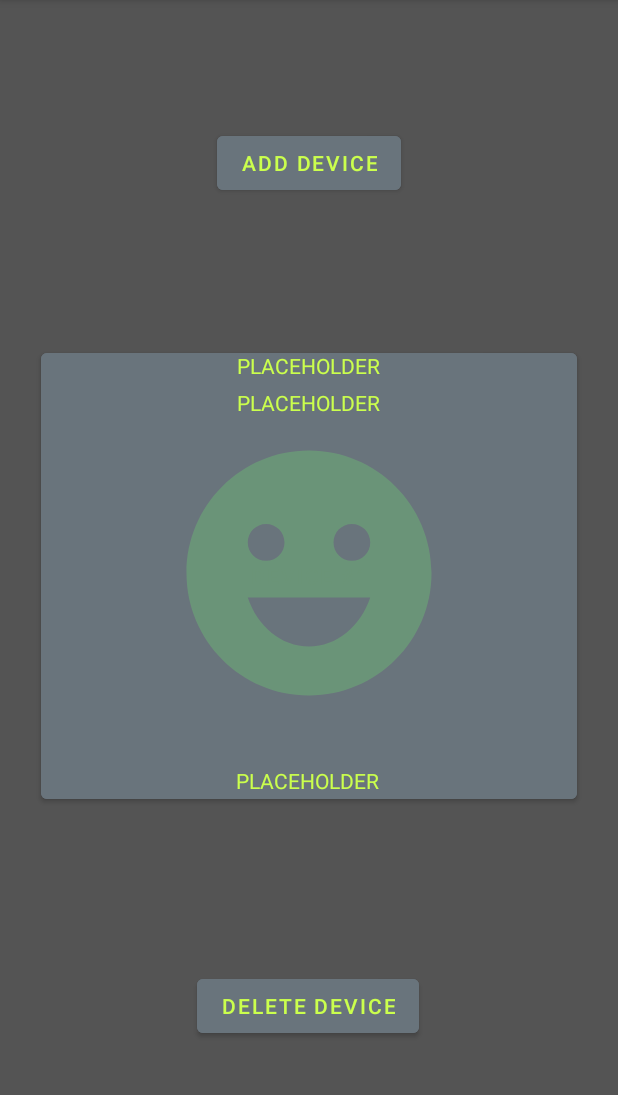
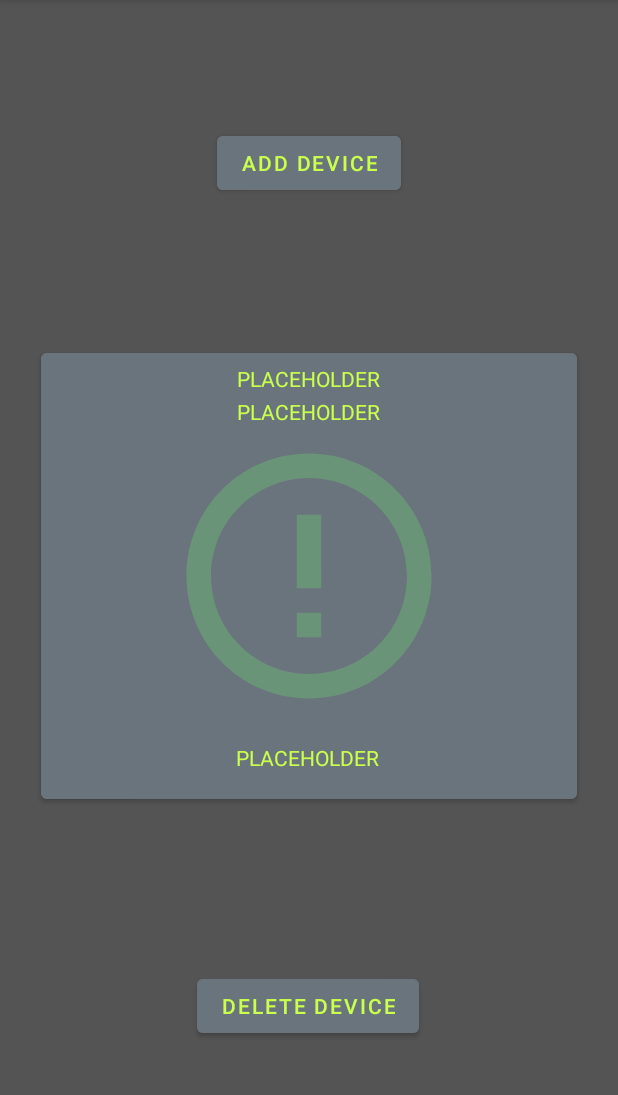
Before and after one commit to qclalo/capstone, an Android app: the OneDeviceFragment screen opened through its navigation route, on a phone screen of 412 x 824 dp, the part 84-1179 px from its top. Run offline under Robolectric (Android 15) with nearby library versions, the phone set to English and light mode, and no system bars; 8 statements that could not run were skipped.

Commit message:
updated OneDeviceFragment to hold data when changing fragments, also added functionality for two fragments using OneDeviceFragment as the controller

```diff
--- a/NEMoCoDe_App/app/build.gradle
+++ b/NEMoCoDe_App/app/build.gradle
@@ -2,6 +2,7 @@ plugins {
     id 'com.android.application'
     id 'org.jetbrains.kotlin.android'
     id 'androidx.navigation.safeargs.kotlin'
+    id 'kotlin-parcelize'
 }
 
 android {
--- a/NEMoCoDe_App/app/src/main/java/com/example/nemocode_app/InstructionMenuFragment.kt
+++ b/NEMoCoDe_App/app/src/main/java/com/example/nemocode_app/InstructionMenuFragment.kt
@@ -1,6 +1,7 @@
 package com.example.nemocode_app
 
 import android.os.Bundle
+import android.util.Log
 import android.view.LayoutInflater
 import android.view.View
 import android.view.ViewDebug
@@ -16,11 +17,13 @@ import com.google.android.material.textfield.TextInputEditText
 class InstructionMenuFragment : Fragment() {
     override fun onCreateView(inflater: LayoutInflater, container: ViewGroup?, savedInstanceState: Bundle?): View? {
         val view = inflater.inflate(R.layout.fragment_instruction_menu, container, false)
+        Log.i("Lifecycle", "In onCreateView in InstructionMenuFragment")
         return view
     }
 
     override fun onViewCreated(view: View, savedInstanceState: Bundle?) {
         super.onViewCreated(view, savedInstanceState)
+        Log.i("Lifecycle", "In onViewCreated in InstructionMenuFragment")
 
         val addDeviceConfirmBtn : Button = view.findViewById(R.id.add_device_confirm)
         addDeviceConfirmBtn.setOnClickListener {
--- a/NEMoCoDe_App/app/src/main/java/com/example/nemocode_app/OneDeviceFragment.kt
+++ b/NEMoCoDe_App/app/src/main/java/com/example/nemocode_app/OneDeviceFragment.kt
@@ -1,8 +1,9 @@
 package com.example.nemocode_app
 
 import android.content.res.ColorStateList
-import android.graphics.drawable.Drawable
+import android.media.Image
 import android.os.Bundle
+import android.util.Log
 import android.view.LayoutInflater
 import android.view.View
 import android.view.ViewGroup
@@ -13,51 +14,67 @@ import androidx.core.widget.ImageViewCompat
 import androidx.fragment.app.Fragment
 import androidx.navigation.findNavController
 import androidx.navigation.fragment.findNavController
-import java.lang.Exception
 
 class OneDeviceFragment : Fragment() {
 
-    private lateinit var device: Device
+    private var userNameTextViews : MutableMap<String, TextView> = mutableMapOf()
+    private var deviceIdTextViews : MutableMap<String, TextView> = mutableMapOf()
+    private var severityTextViews : MutableMap<String, TextView> = mutableMapOf()
+    private var deviceButtons : MutableMap<String, Button> = mutableMapOf()
+    private var severityIcons : MutableMap<String, ImageView> = mutableMapOf()
+    private var devices: MutableList<Device> = mutableListOf()
 
     override fun onCreateView(inflater: LayoutInflater, container: ViewGroup?, savedInstanceState: Bundle?): View? {
-        val view = inflater.inflate(R.layout.fragment_one_device, container, false)
+        val viewModel = (activity as MainActivity).deviceFragmentViewModel
+        if (viewModel.devices.isEmpty()) {
+            Log.i("ViewModel", "MainActivity ViewModel is null adding device")
+            addDevice(viewModel)
+        } else {
+            addDevice(viewModel)
+        }
+
+        val view = if (this.devices.size == 2) {
+            inflater.inflate(R.layout.fragment_two_device, container, false)
+        } else {
+            inflater.inflate(R.layout.fragment_one_device, container, false)
+        }
         return view
     }
 
     override fun onViewCreated(view: View, savedInstanceState: Bundle?) {
         super.onViewCreated(view, savedInstanceState)
+        initElementLists()
+        val deviceIdTextKey = "deviceid_text"
+        val userNameTextKey = "username_text"
+        val severityTextKey = "severity_text"
+        val severityIconKey = "severity_icon"
+        val deviceButtonKey = "device_button"
+        for (i in 0..this.devices.size) {
+            this.userNameTextViews[userNameTextKey + (i + 1)]?.text = this.devices[i].userName
+            this.deviceIdTextViews[deviceIdTextKey + (i + 1)]?.text = this.devices[i].deviceId.toString()
+            this.severityTextViews[severityTextKey + (i + 1)]?.text = this.devices[i].getSeverityText()
 
-        val args = (this.arguments?.get("deviceInfo") as Array<String>)
-        this.device = Device(args[0], args[1].toInt())
+            val severityTextView: TextView? = this.severityTextViews[severityTextKey + (i + 1)]
+            severityTextView?.text = this.devices[i].getSeverityText()
+            val severityIcon : ImageView? = this.severityIcons[severityIconKey + (i + 1)]
+            setSeverity(severityTextView, severityIcon, i)
 
-        val userNameTextView: TextView = view.findViewById(R.id.username_text)
-        userNameTextView.text = this.device.getUserName()
-        val deviceIdTextView: TextView = view.findViewById(R.id.deviceid_text)
-        deviceIdTextView.text = this.device.getDeviceId().toString()
-        val severityTextView: TextView = view.findViewById(R.id.severity_text)
-        severityTextView.text = this.device.getSeverityText()
-
-        val deviceBtn : Button = view.findViewById(R.id.device_button)
-        deviceBtn.setOnClickListener {
-            cycleSeverities()
-            val severityIcon : ImageView = view.findViewById(R.id.severity_icon)
-            severityIcon.setImageResource(getSeverityIcon())
-            when (this.device.getSeverity()) {
-                Severity.HEALTHY -> ImageViewCompat.setImageTintList(severityIcon,
-                    ColorStateList.valueOf(resources.getColor((R.color.healthy_icon_color))))
-                Severity.LOW_RISK -> ImageViewCompat.setImageTintList(severityIcon,
-                    ColorStateList.valueOf(resources.getColor((R.color.low_risk_icon_color))))
-                Severity.MEDIUM_RISK -> ImageViewCompat.setImageTintList(severityIcon,
-                    ColorStateList.valueOf(resources.getColor((R.color.medium_risk_icon_color))))
-                Severity.HIGH_RISK -> ImageViewCompat.setImageTintList(severityIcon,
-                    ColorStateList.valueOf(resources.getColor((R.color.high_risk_icon_color))))
+            val deviceBtn : Button? = this.deviceButtons[deviceButtonKey + (i + 1)]
+            deviceBtn?.setOnClickListener {
+                cycleSeverities(i)
+                setSeverity(severityTextView, severityIcon, i)
             }
-            severityTextView.text = this.device.getSeverityText()
         }
 
         val deleteDeviceBtn : Button = view.findViewById(R.id.delete_device)
         deleteDeviceBtn.setOnClickListener {
-            val action = OneDeviceFragmentDirections.actionOneDeviceFragmentToMainMenuFragment()
+            val viewModel = (activity as MainActivity).deviceFragmentViewModel
+            viewModel.devices.removeLast()
+            val action = if (viewModel.devices.isEmpty()) {
+                OneDeviceFragmentDirections.actionOneDeviceFragmentToMainMenuFragment()
+            } else {
+                OneDeviceFragmentDirections.actionOneDeviceFragmentSelf()
+            }
             findNavController().navigate(action)
         }
 
@@ -68,19 +85,95 @@ class OneDeviceFragment : Fragment() {
         }
     }
 
-    private fun getSeverityIcon() : Int {
-        return when (this.device.getSeverity()) {
+    private fun addDevice(viewModel : MyViewModel) {
+        val device : Device
+        if (this.arguments?.get("deviceInfo") != null) {
+            val args = (this.arguments?.get("deviceInfo") as Array<String>)
+            device = Device(args[0], args[1].toInt(), Severity.HEALTHY)
+            viewModel.devices.add(device)
+            this.devices = viewModel.devices
+        } else {
+            this.devices = viewModel.devices
+            device = viewModel.devices[0]
+        }
+        Log.i("ViewModel", "Added device, info: "
+                + "userName=" + device.userName
+                + ", deviceID=" + device.deviceId)
+        Log.i("ViewModel", "Number of devices = " + viewModel.devices.size)
+    }
+
+    private fun initElementLists() {
+        val vg : ViewGroup = requireView() as ViewGroup
+        for (i in 0..vg.childCount) {
+            if (vg.getChildAt(i) is Button) {
+                val currButton : Button = vg.getChildAt(i) as Button
+                val name : String = requireView().resources.getResourceName(currButton.id).split("/")[1]
+                if (name.contains("device_button")) {
+                    this.deviceButtons[name] = currButton
+                    Log.i("Init", "Added Button=$name to deviceButtons")
+                }
+            } else if (vg.getChildAt(i) is TextView) {
+                val currTextView : TextView = vg.getChildAt(i) as TextView
+                val name : String = requireView().resources.getResourceName(currTextView.id).split("/")[1]
+                if (name.contains("username_text")) {
+                    this.userNameTextViews[name] = currTextView
+                    Log.i("Init", "Added TextView = $name to userNameTextViews")
+                } else if (name.contains("deviceid_text")) {
+                    this.deviceIdTextViews[name] = currTextView
+                    Log.i("Init", "Added TextView = $name to deviceIdTextViews")
+                } else if (name.contains("severity_text")) {
+                    this.severityTextViews[name] = currTextView
+                    Log.i("Init", "Added TextView = $name to severityTextViews")
+                } else {
+                    Log.i("Error", "Couldn't find associated text view to id = $name")
+                }
+            } else if (vg.getChildAt(i) is ImageView) {
+                val currIcon : ImageView = vg.getChildAt(i) as ImageView
+                val name : String = requireView().resources.getResourceName(currIcon.id).split("/")[1]
+                this.severityIcons[name] = currIcon
+                Log.i("Init", "Added ImageView=$name to severityIcons")
+            }
+        }
+    }
+
+    private fun setSeverity(severityTextView : TextView?, severityIcon : ImageView?, deviceIndex: Int) {
+        if (severityIcon != null) {
+            severityIcon.setImageResource(getSeverityIcon(deviceIndex))
+            when (this.devices[deviceIndex].severity) {
+                Severity.HEALTHY -> ImageViewCompat.setImageTintList(
+                    severityIcon,
+                    ColorStateList.valueOf(resources.getColor((R.color.healthy_icon_color)))
+                )
+                Severity.LOW_RISK -> ImageViewCompat.setImageTintList(
+                    severityIcon,
+                    ColorStateList.valueOf(resources.getColor((R.color.low_risk_icon_color)))
+                )
+                Severity.MEDIUM_RISK -> ImageViewCompat.setImageTintList(
+                    severityIcon,
+                    ColorStateList.valueOf(resources.getColor((R.color.medium_risk_icon_color)))
+                )
+                Severity.HIGH_RISK -> ImageViewCompat.setImageTintList(
+                    severityIcon,
+                    ColorStateList.valueOf(resources.getColor((R.color.high_risk_icon_color)))
+                )
+            }
+        }
+        severityTextView?.text = devices[deviceIndex].getSeverityText()
+    }
+
+    private fun getSeverityIcon(deviceIndex : Int) : Int {
+        return when (this.devices[deviceIndex].severity) {
             Severity.HEALTHY -> R.drawable.ic_healthy_severity
             else -> R.drawable.ic_risk_severity
         }
     }
 
-    private fun cycleSeverities() {
-        when (this.device.getSeverity()) {
-            Severity.HEALTHY -> this.device.setSeverity(Severity.LOW_RISK)
-            Severity.LOW_RISK -> this.device.setSeverity(Severity.MEDIUM_RISK)
-            Severity.MEDIUM_RISK -> this.device.setSeverity(Severity.HIGH_RISK)
-            Severity.HIGH_RISK -> this.device.setSeverity(Severity.HEALTHY)
+    private fun cycleSeverities(deviceIndex: Int) {
+        when (this.devices[deviceIndex].severity) {
+            Severity.HEALTHY -> this.devices[deviceIndex].severity = Severity.LOW_RISK
+            Severity.LOW_RISK -> this.devices[deviceIndex].severity = Severity.MEDIUM_RISK
+            Severity.MEDIUM_RISK -> this.devices[deviceIndex].severity = Severity.HIGH_RISK
+            Severity.HIGH_RISK -> this.devices[deviceIndex].severity = Severity.HEALTHY
         }
     }
 }
--- a/NEMoCoDe_App/app/src/main/res/layout/fragment_one_device.xml
+++ b/NEMoCoDe_App/app/src/main/res/layout/fragment_one_device.xml
@@ -36,7 +36,7 @@
         app:layout_constraintVertical_bias="0.118" />
 
     <Button
-        android:id="@+id/device_button"
+        android:id="@+id/device_button1"
         android:layout_width="357dp"
         android:layout_height="309dp"
         android:backgroundTint="@color/button_color"
@@ -49,60 +49,56 @@
         app:strokeColor="@color/purple_500" />
 
     <TextView
-        android:id="@+id/username_text"
+        android:id="@+id/username_text1"
+        android:layout_width="wrap_content"
+        android:layout_height="wrap_content"
+        android:layout_marginBottom="24dp"
+        android:elevation="8dp"
+        android:text="@string/placeholder"
+        android:textAllCaps="true"
+        android:textColor="@color/text_color"
+        app:layout_constraintBottom_toTopOf="@+id/severity_icon1"
+        app:layout_constraintEnd_toEndOf="parent"
+        app:layout_constraintHorizontal_bias="0.501"
+        app:layout_constraintStart_toStartOf="parent" />
+
+    <TextView
+        android:id="@+id/deviceid_text1"
+        android:layout_width="wrap_content"
+        android:layout_height="wrap_content"
+        android:layout_marginBottom="24dp"
+        android:elevation="8dp"
+        android:text="@string/placeholder"
+        android:textAllCaps="true"
+        android:textColor="@color/text_color"
+        app:layout_constraintBottom_toBottomOf="@+id/device_button1"
+        app:layout_constraintEnd_toEndOf="parent"
+        app:layout_constraintHorizontal_bias="0.498"
+        app:layout_constraintStart_toStartOf="parent" />
+
+    <ImageView
+        android:id="@+id/severity_icon1"
+        android:layout_width="224dp"
+        android:layout_height="196dp"
+        android:elevation="8dp"
+        android:src="@drawable/ic_healthy_severity"
+        app:layout_constraintBottom_toBottomOf="parent"
+        app:layout_constraintEnd_toEndOf="parent"
+        app:layout_constraintStart_toStartOf="parent"
+        app:layout_constraintTop_toTopOf="parent"
+        app:tint="@color/healthy_icon_color" />
+
+    <TextView
+        android:id="@+id/severity_text1"
         android:layout_width="wrap_content"
         android:layout_height="wrap_content"
         android:elevation="8dp"
         android:text="@string/placeholder"
         android:textAllCaps="true"
         android:textColor="@color/text_color"
-        app:layout_constraintBottom_toBottomOf="parent"
-        app:layout_constraintEnd_toEndOf="@+id/device_button"
-        app:layout_constraintHorizontal_bias="0.501"
-        app:layout_constraintStart_toStartOf="@+id/device_button"
-        app:layout_constraintTop_toTopOf="parent"
-        app:layout_constraintVertical_bias="0.313" />
-
-    <TextView
-        android:id="@+id/deviceid_text"
-        android:layout_width="wrap_content"
-        android:layout_height="wrap_content"
-        android:elevation="8dp"
-        android:text="@string/placeholder"
-        android:textAllCaps="true"
-        android:textColor="@color/text_color"
-        app:layout_constraintBottom_toBottomOf="parent"
-        app:layout_constraintEnd_toEndOf="@+id/device_button"
-        app:layout_constraintHorizontal_bias="0.498"
-        app:layout_constraintStart_toStartOf="@+id/device_button"
-        app:layout_constraintTop_toTopOf="parent"
-        app:layout_constraintVertical_bias="0.682" />
-
-    <ImageView
-        android:id="@+id/severity_icon"
-        android:layout_width="224dp"
-        android:layout_height="196dp"
-        android:elevation="8dp"
-        android:src="@drawable/ic_healthy_severity"
-        app:layout_constraintBottom_toTopOf="@+id/deviceid_text"
-        app:layout_constraintEnd_toEndOf="@+id/device_button"
-        app:layout_constraintStart_toStartOf="@+id/device_button"
-        app:layout_constraintTop_toBottomOf="@+id/username_text"
-        app:tint="@color/healthy_icon_color" />
-
-    <TextView
-        android:id="@+id/severity_text"
-        android:layout_width="wrap_content"
-        android:layout_height="wrap_content"
-        android:elevation="8dp"
-        android:text="@string/placeholder"
-        android:textAllCaps="true"
-        android:textColor="@color/text_color"
-        app:layout_constraintBottom_toTopOf="@+id/deviceid_text"
-        app:layout_constraintEnd_toEndOf="@+id/device_button"
-        app:layout_constraintHorizontal_bias="0.501"
-        app:layout_constraintStart_toStartOf="@+id/device_button"
-        app:layout_constraintTop_toBottomOf="@+id/username_text"
-        app:layout_constraintVertical_bias="0.022" />
+        app:layout_constraintBottom_toTopOf="@+id/severity_icon1"
+        app:layout_constraintEnd_toEndOf="parent"
+        app:layout_constraintStart_toStartOf="parent"
+        app:layout_constraintTop_toBottomOf="@+id/username_text1" />
 
 </androidx.constraintlayout.widget.ConstraintLayout>
--- a/NEMoCoDe_App/app/src/main/res/navigation/nav_graph.xml
+++ b/NEMoCoDe_App/app/src/main/res/navigation/nav_graph.xml
@@ -51,5 +51,8 @@
             app:argType="string[]"
             app:nullable="true"
             android:defaultValue="@null" />
+        <action
+            android:id="@+id/action_oneDeviceFragment_self"
+            app:destination="@id/oneDeviceFragment" />
     </fragment>
 </navigation>
```
Also changed, not shown: NEMoCoDe_App/app/src/main/java/com/example/nemocode_app/MainActivity.kt (+21 -29 lines), NEMoCoDe_App/app/src/main/res/layout/fragment_six_device.xml (+4 -4 lines), NEMoCoDe_App/app/src/main/res/layout/fragment_two_device.xml (added, +180 -0 lines).
